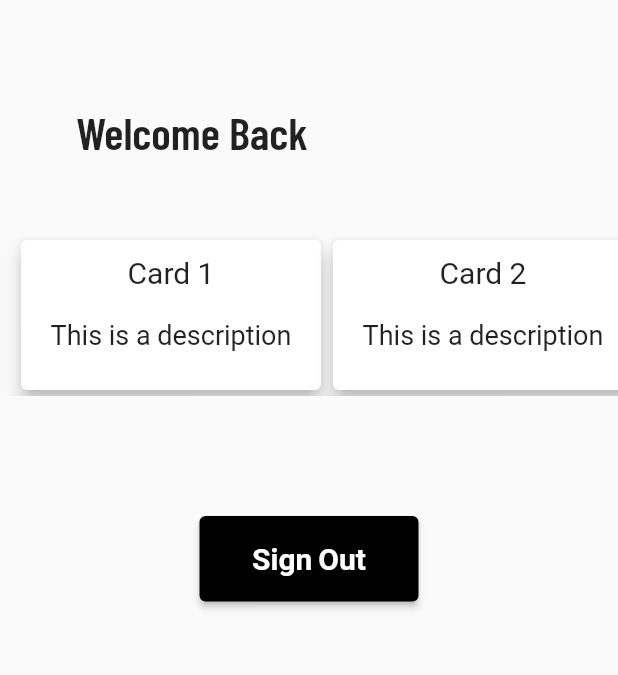
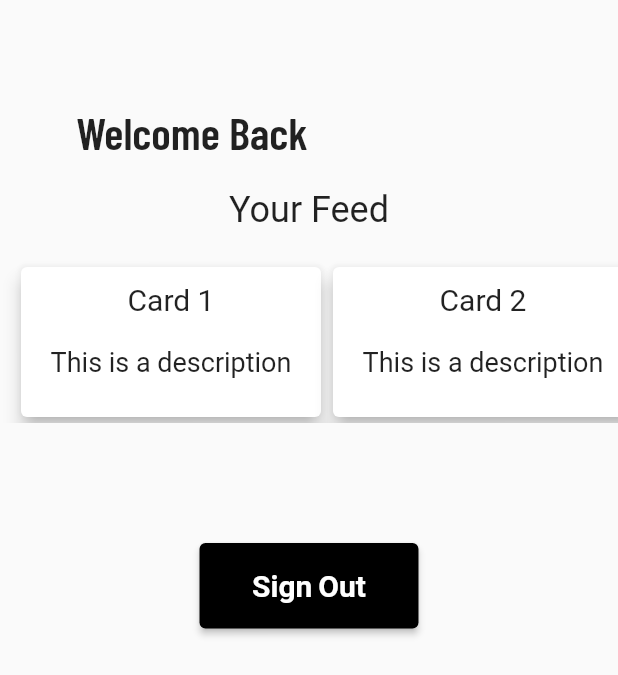
Before and after one commit to codecrafts1126/TYR, a Flutter app: the Home screen opened by its route, on a phone screen of 412 x 824 dp. Shown: the top 675 px of the screen. Run offline on Flutter 3.47's test engine with Material 2 defaults, Android fonts, the phone set to English and light mode, and no system bars; our stand-ins replace firebase_auth, firebase_core, google_fonts, shared_preferences; accounts and stored records are empty.

Commit message:
Added Your Feedback Text

```diff
--- a/lib/Pages/home.dart
+++ b/lib/Pages/home.dart
@@ -60,7 +60,9 @@ class _HomeState extends State<Home> {
                 ),
               ),
             ),
-            const SizedBox(height: 50),
+            const SizedBox(height: 20),
+            Text('Your Feed', style: TextStyle(fontSize: 24)),
+            const SizedBox(height: 20),
             SingleChildScrollView(
               scrollDirection: Axis.horizontal,
               child: Row(
```
